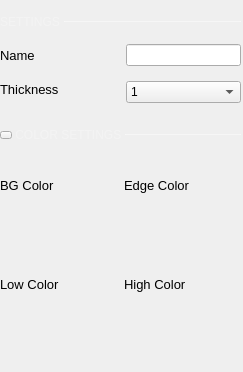
The window that ui/logic_channel_settings.ui (analogdevicesinc/scopy) describes before a commit, drawn with Qt 5.
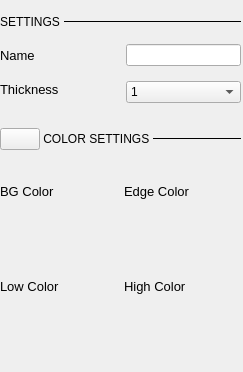
The same window after the commit. Icons and pictures are not drawn.

What changed in the file:
```diff
--- a/ui/logic_channel_settings.ui
+++ b/ui/logic_channel_settings.ui
@@ -310,9 +310,6 @@
          <height>1</height>
         </size>
        </property>
-       <property name="styleSheet">
-        <string notr="true">border: 1px solid rgba(255, 255, 255, 70);</string>
-       </property>
        <property name="frameShadow">
         <enum>QFrame::Plain</enum>
        </property>
@@ -329,12 +326,6 @@
          <verstretch>0</verstretch>
         </sizepolicy>
        </property>
-       <property name="styleSheet">
-        <string notr="true">QLabel {
-		font-size: 12px;
-		color: rgba(255, 255, 255, 70);
-	}</string>
-       </property>
        <property name="text">
         <string>SETTINGS </string>
        </property>
@@ -398,28 +389,10 @@
        </property>
        <property name="maximumSize">
         <size>
-         <width>10</width>
-         <height>6</height>
+         <width>16777215</width>
+         <height>16777215</height>
         </size>
        </property>
-       <property name="styleSheet">
-        <string notr="true">QPushButton {
-  max-height: 6px;
-  max-width: 10px;
-  border-image: url(:/icons/sba_cmb_box_arrow.svg);
-}
-
-QPushButton:checked
-{
-  max-height: 10px;
-  max-width:  6px;
-border-image: url(:/icons/sba_cmb_box_arrow_right.svg);
-}
-
-
-
-</string>
-       </property>
        <property name="text">
         <string/>
        </property>
@@ -439,12 +412,6 @@
          <verstretch>0</verstretch>
         </sizepolicy>
        </property>
-       <property name="styleSheet">
-        <string notr="true">QLabel {
-		font-size: 12px;
-		color: rgba(255, 255, 255, 70);
-	}</string>
-       </property>
        <property name="text">
         <string> COLOR SETTINGS </string>
        </property>
@@ -464,9 +431,6 @@
          <height>1</height>
         </size>
        </property>
-       <property name="styleSheet">
-        <string notr="true">border: 1px solid rgba(255, 255, 255, 70);</string>
-       </property>
        <property name="frameShadow">
         <enum>QFrame::Plain</enum>
        </property>
```
Left out of the diff: 15 changed lines with no effect on the pictures.
